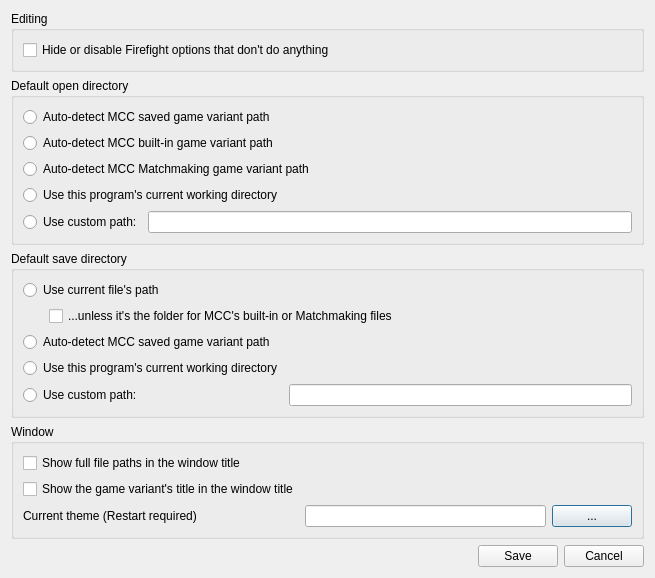
Old version of the form native/src/ReachVariantTool/ui/options_window.ui in the repository DavidJCobb/ReachVariantEditor.
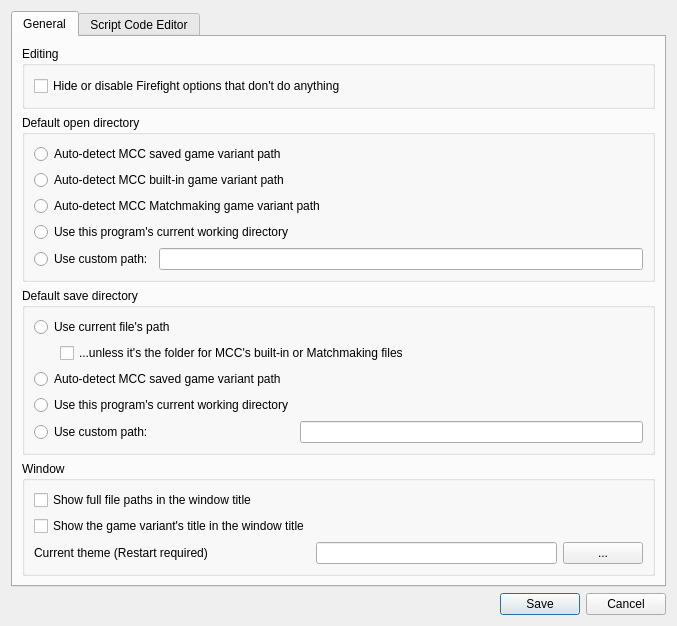
New version of the form. The open tabs and pages were chosen to show the change.

Commit message: Upgrade to C++20; work on syntax highlighter options

Diff of the .ui file:
```diff
--- a/native/src/ReachVariantTool/ui/options_window.ui
+++ b/native/src/ReachVariantTool/ui/options_window.ui
@@ -14,7 +14,64 @@
    <string>ReachVariantTool Options</string>
   </property>
   <layout class="QGridLayout" name="gridLayout">
-   <item row="1" column="0">
+   <item row="6" column="0">
+    <layout class="QHBoxLayout" name="horizontalLayout">
+     <item>
+      <spacer name="horizontalSpacer">
+       <property name="orientation">
+        <enum>Qt::Horizontal</enum>
+       </property>
+       <property name="sizeHint" stdset="0">
+        <size>
+         <width>0</width>
+         <height>20</height>
+        </size>
+       </property>
+      </spacer>
+     </item>
+     <item>
+      <widget class="QPushButton" name="buttonSave">
+       <property name="text">
+        <string>Save</string>
+       </property>
+      </widget>
+     </item>
+     <item>
+      <widget class="QPushButton" name="buttonCancel">
+       <property name="text">
+        <string>Cancel</string>
+       </property>
+      </widget>
+     </item>
+    </layout>
+   </item>
+   <item row="0" column="0">
+    <widget class="QTabWidget" name="tabWidget">
+     <property name="currentIndex">
+      <number>1</number>
+     </property>
+     <widget class="QWidget" name="tabGeneral">
+      <attribute name="title">
+       <string>General</string>
+      </attribute>
+      <layout class="QVBoxLayout" name="verticalLayout">
+       <item>
+        <widget class="QGroupBox" name="groupBox_4">
+         <property name="title">
+          <string>Editing</string>
+         </property>
+         <layout class="QGridLayout" name="gridLayout_5">
+          <item row="0" column="0">
+           <widget class="QCheckBox" name="hideFirefightNoOps">
+            <property name="text">
+             <string>Hide or disable Firefight options that don't do anything</string>
+            </property>
+           </widget>
+          </item>
+         </layout>
+        </widget>
+       </item>
+       <item>
     <widget class="QGroupBox" name="groupBox_2">
      <property name="title">
       <string>Default open directory</string>
@@ -61,53 +118,7 @@
      </layout>
     </widget>
    </item>
-   <item row="3" column="0">
-    <widget class="QGroupBox" name="groupBox">
-     <property name="title">
-      <string>Window</string>
-     </property>
-     <layout class="QGridLayout" name="gridLayout_2">
-      <item row="0" column="0">
-       <widget class="QCheckBox" name="optionFullFilePathsInWindowTitle">
-        <property name="text">
-         <string>Show full file paths in the window title</string>
-        </property>
-       </widget>
-      </item>
-      <item row="3" column="1">
-       <widget class="QLineEdit" name="optionTheme"/>
-      </item>
-      <item row="1" column="0">
-       <widget class="QCheckBox" name="optionVariantNameInWindowTitle">
-        <property name="text">
-         <string>Show the game variant's title in the window title</string>
-        </property>
-       </widget>
-      </item>
-      <item row="3" column="0">
-       <widget class="QLabel" name="label">
-        <property name="sizePolicy">
-         <sizepolicy hsizetype="Fixed" vsizetype="Fixed">
-          <horstretch>0</horstretch>
-          <verstretch>0</verstretch>
-         </sizepolicy>
-        </property>
-        <property name="text">
-         <string>Current theme (Restart required)</string>
-        </property>
-       </widget>
-      </item>
-      <item row="3" column="2">
-       <widget class="QPushButton" name="themeFileDialog">
-        <property name="text">
-         <string>...</string>
-        </property>
-       </widget>
-      </item>
-     </layout>
-    </widget>
-   </item>
-   <item row="2" column="0">
+       <item>
     <widget class="QGroupBox" name="groupBox_3">
      <property name="title">
       <string>Default save directory</string>
@@ -170,51 +181,59 @@
      </layout>
     </widget>
    </item>
-   <item row="6" column="0">
-    <layout class="QHBoxLayout" name="horizontalLayout">
      <item>
-      <spacer name="horizontalSpacer">
-       <property name="orientation">
-        <enum>Qt::Horizontal</enum>
-       </property>
-       <property name="sizeHint" stdset="0">
-        <size>
-         <width>0</width>
-         <height>20</height>
-        </size>
-       </property>
-      </spacer>
-     </item>
-     <item>
-      <widget class="QPushButton" name="buttonSave">
-       <property name="text">
-        <string>Save</string>
-       </property>
-      </widget>
-     </item>
-     <item>
-      <widget class="QPushButton" name="buttonCancel">
-       <property name="text">
-        <string>Cancel</string>
-       </property>
-      </widget>
-     </item>
-    </layout>
-   </item>
-   <item row="0" column="0">
-    <widget class="QGroupBox" name="groupBox_4">
+        <widget class="QGroupBox" name="groupBox">
      <property name="title">
-      <string>Editing</string>
-     </property>
-     <layout class="QGridLayout" name="gridLayout_5">
+          <string>Window</string>
+         </property>
+         <layout class="QGridLayout" name="gridLayout_2">
       <item row="0" column="0">
-       <widget class="QCheckBox" name="hideFirefightNoOps">
+           <widget class="QCheckBox" name="optionFullFilePathsInWindowTitle">
         <property name="text">
-         <string>Hide or disable Firefight options that don't do anything</string>
+             <string>Show full file paths in the window title</string>
         </property>
        </widget>
       </item>
-     </layout>
+          <item row="3" column="1">
+           <widget class="QLineEdit" name="optionTheme"/>
+          </item>
+          <item row="1" column="0">
+           <widget class="QCheckBox" name="optionVariantNameInWindowTitle">
+            <property name="text">
+             <string>Show the game variant's title in the window title</string>
+            </property>
+           </widget>
+          </item>
+          <item row="3" column="0">
+           <widget class="QLabel" name="label">
+            <property name="sizePolicy">
+             <sizepolicy hsizetype="Fixed" vsizetype="Fixed">
+              <horstretch>0</horstretch>
+              <verstretch>0</verstretch>
+             </sizepolicy>
+            </property>
+            <property name="text">
+             <string>Current theme (Restart required)</string>
+            </property>
+           </widget>
+          </item>
+          <item row="3" column="2">
+           <widget class="QPushButton" name="themeFileDialog">
+            <property name="text">
+             <string>...</string>
+            </property>
+           </widget>
+          </item>
+         </layout>
+        </widget>
+       </item>
+      </layout>
+     </widget>
+     <widget class="QWidget" name="tabCodeEditor">
+      <attribute name="title">
+       <string>Script Code Editor</string>
+      </attribute>
+     </widget>
     </widget>
    </item>
   </layout>
```
Lines whose indentation alone changed are shown as unchanged. The commit also changes 38 other files.
